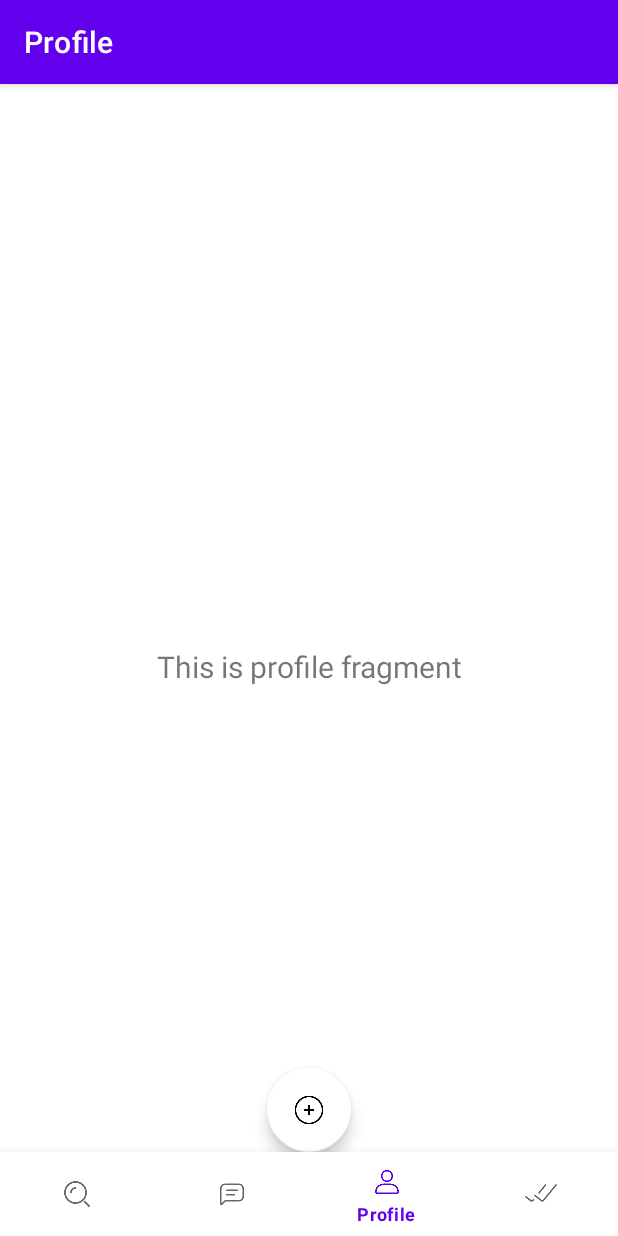
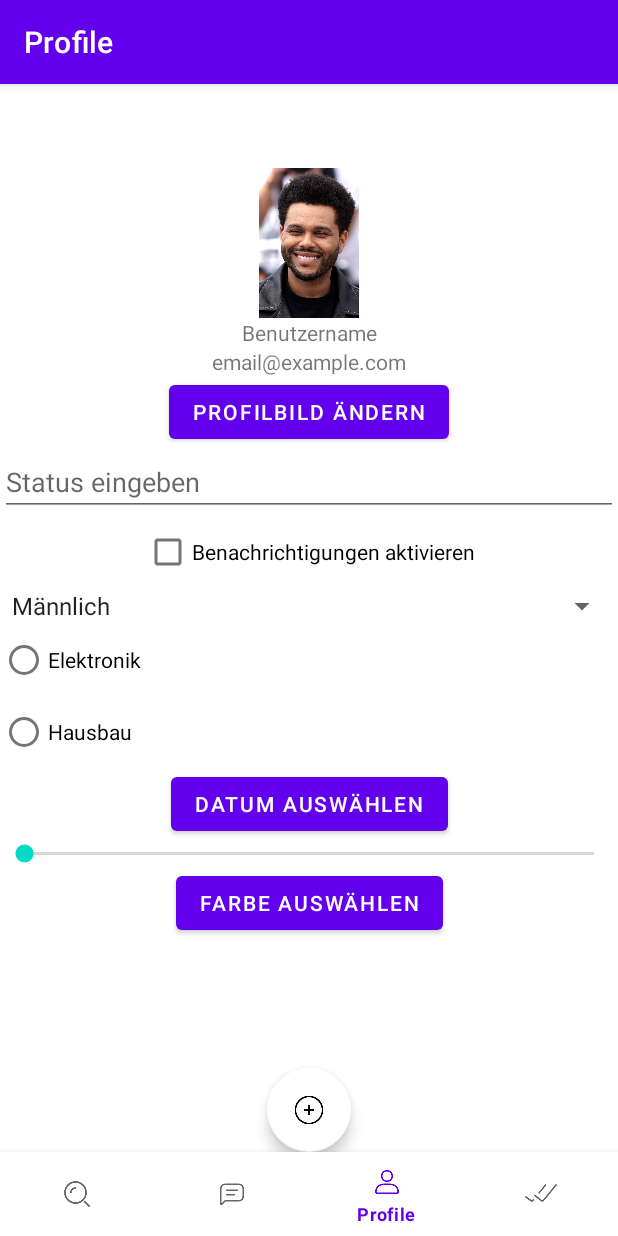
Before and after one commit to pagr1011/EasyTaskApp, an Android app: the ProfileFragment screen opened through its navigation route, on a phone screen of 412 x 824 dp. Run offline under Robolectric (Android 15) with nearby library versions, the phone set to English and light mode, and no system bars; our stand-ins replace navigation-ui.

Commit message:
profil design erstellt

```diff
--- a/app/src/main/java/com/app/e_business_easytask/ui/profile/ProfileFragment.java
+++ b/app/src/main/java/com/app/e_business_easytask/ui/profile/ProfileFragment.java
@@ -24,8 +24,6 @@ public class ProfileFragment extends Fragment {
         binding = FragmentProfileBinding.inflate(inflater, container, false);
         View root = binding.getRoot();
 
-        final TextView textView = binding.textProfile;
-        profileViewModel.getText().observe(getViewLifecycleOwner(), textView::setText);
         return root;
     }
 
--- a/app/src/main/res/layout/fragment_profile.xml
+++ b/app/src/main/res/layout/fragment_profile.xml
@@ -1,23 +1,149 @@
 <?xml version="1.0" encoding="utf-8"?>
-<androidx.constraintlayout.widget.ConstraintLayout xmlns:android="http://schemas.android.com/apk/res/android"
+<androidx.constraintlayout.widget.ConstraintLayout
+    xmlns:android="http://schemas.android.com/apk/res/android"
     xmlns:app="http://schemas.android.com/apk/res-auto"
     xmlns:tools="http://schemas.android.com/tools"
     android:layout_width="match_parent"
     android:layout_height="match_parent"
     tools:context=".ui.profile.ProfileFragment">
 
+    <!-- Profilbild -->
+    <ImageView
+        android:id="@+id/profileImage"
+        android:layout_width="100dp"
+        android:layout_height="100dp"
+        app:layout_constraintTop_toTopOf="parent"
+        app:layout_constraintStart_toStartOf="parent"
+        app:layout_constraintEnd_toEndOf="parent"
+        android:src="@drawable/ic_profile_picture"
+        app:layout_constraintBottom_toTopOf="@+id/profileName"/>
+
+    <!-- Benutzername -->
     <TextView
-        android:id="@+id/text_profile"
-        android:layout_width="match_parent"
+        android:id="@+id/profileName"
+        android:layout_width="wrap_content"
         android:layout_height="wrap_content"
-        android:layout_marginStart="8dp"
-        android:layout_marginTop="8dp"
-        android:layout_marginEnd="8dp"
-        android:textAlignment="center"
-        android:textSize="20sp"
-        app:layout_constraintBottom_toBottomOf="parent"
+        app:layout_constraintTop_toBottomOf="@+id/profileImage"
+        app:layout_constraintStart_toStartOf="parent"
         app:layout_constraintEnd_toEndOf="parent"
+        android:text="@string/benutzername"/>
+
+    <!-- E-Mail -->
+    <TextView
+        android:id="@+id/profileEmail"
+        android:layout_width="wrap_content"
+        android:layout_height="wrap_content"
+        app:layout_constraintTop_toBottomOf="@+id/profileName"
         app:layout_constraintStart_toStartOf="parent"
-        app:layout_constraintTop_toTopOf="parent"
-        android:gravity="center_horizontal" />
+        app:layout_constraintEnd_toEndOf="parent"
+        android:text="@string/test_email"/>
+
+    <!-- Ändern Sie das Profilbild-Button -->
+    <Button
+        android:id="@+id/changeProfileImageButton"
+        android:layout_width="wrap_content"
+        android:layout_height="wrap_content"
+        app:layout_constraintTop_toBottomOf="@+id/profileEmail"
+        app:layout_constraintStart_toStartOf="parent"
+        app:layout_constraintEnd_toEndOf="parent"
+        android:text="@string/profilbild_change"/>
+
+    <!-- Edittext für den Status -->
+    <EditText
+        android:id="@+id/statusEditText"
+        android:layout_width="0dp"
+        android:layout_height="wrap_content"
+        app:layout_constraintTop_toBottomOf="@+id/changeProfileImageButton"
+        app:layout_constraintStart_toStartOf="parent"
+        app:layout_constraintEnd_toEndOf="parent"
+        android:hint="@string/status_eingeben"
+        android:autofillHints=""
+        android:inputType="text" />
+
+    <!-- Checkbox für Benachrichtigungen -->
+    <CheckBox
+        android:id="@+id/notificationCheckBox"
+        android:layout_width="wrap_content"
+        android:layout_height="wrap_content"
+        app:layout_constraintTop_toBottomOf="@+id/statusEditText"
+        app:layout_constraintStart_toStartOf="parent"
+        app:layout_constraintEnd_toEndOf="parent"
+        android:text="@string/benachrichtigungen_aktivieren"/>
+
+    <!-- Spinner für die Auswahl des Geschlechts -->
+    <Spinner
+        android:id="@+id/genderSpinner"
+        android:layout_width="0dp"
+        android:layout_height="wrap_content"
+        app:layout_constraintTop_toBottomOf="@+id/notificationCheckBox"
+        app:layout_constraintStart_toStartOf="parent"
+        app:layout_constraintEnd_toEndOf="parent"
+        android:entries="@array/gender_options"/>
+
+    <!-- Radiogroup für die Auswahl der Interessen -->
+    <RadioGroup
+        android:id="@+id/interestsRadioGroup"
+        android:layout_width="0dp"
+        android:layout_height="wrap_content"
+        app:layout_constraintTop_toBottomOf="@+id/genderSpinner"
+        app:layout_constraintStart_toStartOf="parent"
+        app:layout_constraintEnd_toEndOf="parent">
+
+        <RadioButton
+            android:id="@+id/interest1RadioButton"
+            android:layout_width="wrap_content"
+            android:layout_height="wrap_content"
+            android:text="@string/elektronik"/>
+
+        <RadioButton
+            android:id="@+id/interest2RadioButton"
+            android:layout_width="wrap_content"
+            android:layout_height="wrap_content"
+            android:text="@string/hausbau"/>
+
+        <!-- Fügen Sie hier weitere Interessen-RadioButtons hinzu -->
+
+    </RadioGroup>
+
+    <!-- Datum auswählen-Button -->
+    <Button
+        android:id="@+id/selectDateButton"
+        android:layout_width="wrap_content"
+        android:layout_height="wrap_content"
+        app:layout_constraintTop_toBottomOf="@+id/interestsRadioGroup"
+        app:layout_constraintStart_toStartOf="parent"
+        app:layout_constraintEnd_toEndOf="parent"
+        android:text="@string/datum_auswahl"/>
+
+    <!-- Fortschrittsbalken für den Ladezustand -->
+    <ProgressBar
+        android:id="@+id/loadingProgressBar"
+        android:layout_width="wrap_content"
+        android:layout_height="wrap_content"
+        app:layout_constraintTop_toBottomOf="@+id/selectDateButton"
+        app:layout_constraintStart_toStartOf="parent"
+        app:layout_constraintEnd_toEndOf="parent"
+        android:visibility="gone"/>
+
+    <!-- Schieberegler für Lautstärke -->
+    <SeekBar
+        android:id="@+id/volumeSeekBar"
+        android:layout_width="0dp"
+        android:layout_height="wrap_content"
+        app:layout_constraintTop_toBottomOf="@+id/loadingProgressBar"
+        app:layout_constraintStart_toStartOf="parent"
+        app:layout_constraintEnd_toEndOf="parent"/>
+
+    <!-- Farbauswahl-Button -->
+    <Button
+        android:id="@+id/selectColorButton"
+        android:layout_width="wrap_content"
+        android:layout_height="wrap_content"
+        app:layout_constraintTop_toBottomOf="@+id/volumeSeekBar"
+        app:layout_constraintStart_toStartOf="parent"
+        app:layout_constraintEnd_toEndOf="parent"
+        android:text="@string/farbe_auswahl"/>
+
+    <!-- Fügen Sie hier weitere UI-Komponenten nach Bedarf hinzu -->
+
 </androidx.constraintlayout.widget.ConstraintLayout>
--- a/app/src/main/res/values/arrays.xml
+++ b/app/src/main/res/values/arrays.xml
@@ -4,4 +4,9 @@
         <item>Minutes</item>
         <item>Hours</item>
     </string-array>
+    <string-array name="gender_options">
+        <item>Männlich</item>
+        <item>Weiblich</item>
+        <item>Divers</item>
+    </string-array>
 </resources>
--- a/app/src/main/res/values/strings.xml
+++ b/app/src/main/res/values/strings.xml
@@ -49,4 +49,12 @@
     <string name="house_number">House Number: %1$s</string>
     <string name="zip_code">Zip Code: %1$s</string>
     <string name="duration">Duration: %1$d %2$s</string>
+    <string name="test_email">email@example.com</string>
+    <string name="profilbild_change">Profilbild ändern</string>
+    <string name="status_eingeben">Status eingeben</string>
+    <string name="benachrichtigungen_aktivieren">Benachrichtigungen aktivieren</string>
+    <string name="datum_auswahl">Datum auswählen</string>
+    <string name="farbe_auswahl">Farbe auswählen</string>
+    <string name="elektronik">Elektronik</string>
+    <string name="hausbau">Hausbau</string>
 </resources>
```
Also changed, not shown: app/src/main/res/drawable/ic_profile_picture.jpg (added).
